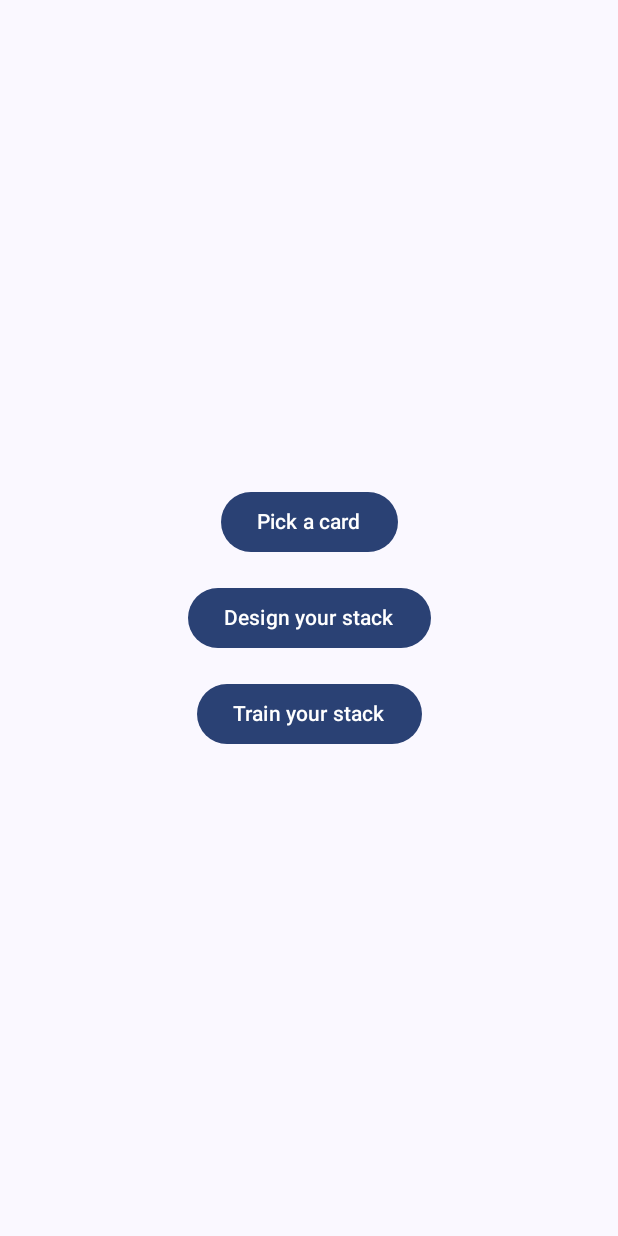
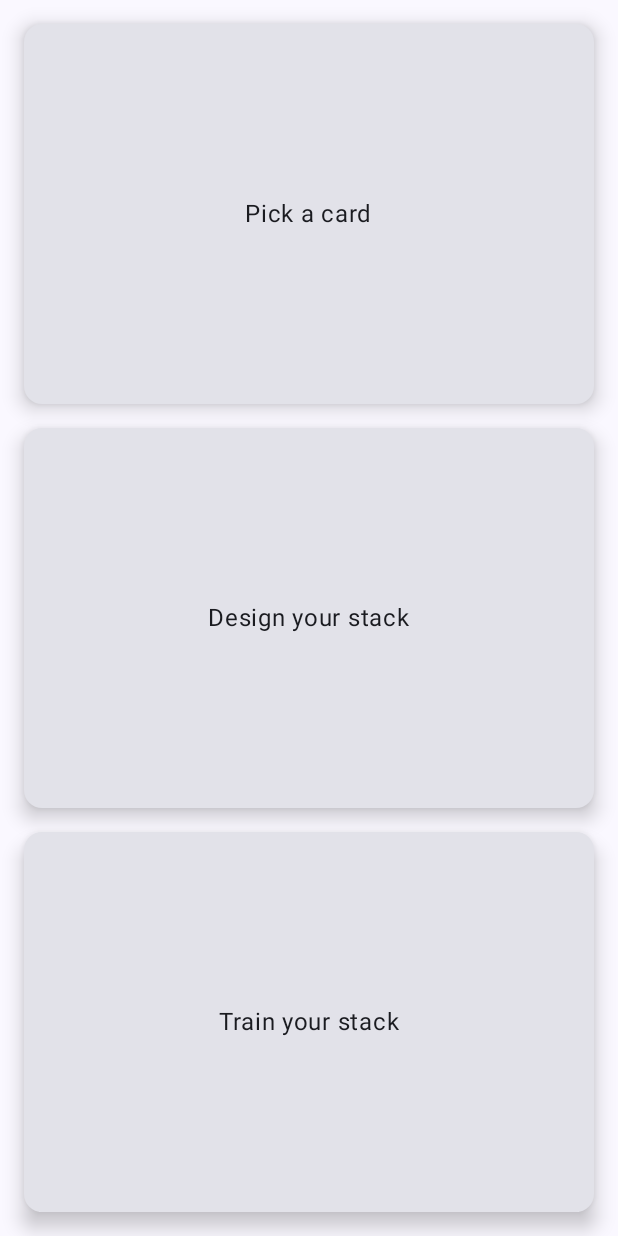
Before and after one commit to eisnan/magikit, an Android app built with Jetpack Compose: the screen it shows after launch (MainActivity), on a phone screen of 412 x 824 dp. Run offline under Robolectric (Android 15) with nearby library versions, the phone set to English and light mode, and no system bars; our stand-ins replace Room's generated code.

Commit message:
Replace buttons with tiles

```diff
--- a/app/src/main/java/com/magikit/MainActivity.kt
+++ b/app/src/main/java/com/magikit/MainActivity.kt
@@ -1,44 +1,24 @@
 package com.magikit
 
-import android.app.Application
 import android.os.Bundle
 import androidx.activity.ComponentActivity
 import androidx.activity.compose.setContent
 import androidx.activity.enableEdgeToEdge
-import androidx.compose.foundation.Image
 import androidx.compose.foundation.clickable
 import androidx.compose.foundation.layout.Arrangement
 import androidx.compose.foundation.layout.Box
 import androidx.compose.foundation.layout.Column
-import androidx.compose.foundation.layout.Row
 import androidx.compose.foundation.layout.fillMaxSize
 import androidx.compose.foundation.layout.fillMaxWidth
 import androidx.compose.foundation.layout.padding
-import androidx.compose.foundation.layout.size
-import androidx.compose.foundation.lazy.grid.GridCells
-import androidx.compose.foundation.lazy.grid.LazyVerticalGrid
-import androidx.compose.foundation.lazy.grid.items
-import androidx.compose.foundation.lazy.grid.itemsIndexed
-import androidx.compose.foundation.lazy.items
-import androidx.compose.material3.Button
-import androidx.compose.material3.DropdownMenu
-import androidx.compose.material3.DropdownMenuItem
+import androidx.compose.material3.Card
 import androidx.compose.material3.Scaffold
 import androidx.compose.material3.Text
 import androidx.compose.runtime.Composable
-import androidx.compose.runtime.LaunchedEffect
-import androidx.compose.runtime.getValue
-import androidx.compose.runtime.mutableStateListOf
-import androidx.compose.runtime.mutableStateOf
 import androidx.compose.runtime.remember
-import androidx.compose.runtime.rememberCoroutineScope
-import androidx.compose.runtime.setValue
 import androidx.compose.ui.Alignment
 import androidx.compose.ui.Modifier
-import androidx.compose.ui.platform.LocalContext
-import androidx.compose.ui.res.painterResource
 import androidx.compose.ui.unit.dp
-import androidx.compose.ui.unit.sp
 import androidx.lifecycle.lifecycleScope
 import androidx.navigation.NavType
 import androidx.navigation.compose.NavHost
@@ -133,26 +113,68 @@ fun MainMenu(
 
     Box(modifier = modifier.fillMaxSize()) {
         Column(
-            modifier = Modifier.align(Alignment.Center),
-            verticalArrangement = Arrangement.Center,
+            modifier = Modifier
+                .align(Alignment.Center)
+                .fillMaxSize()
+                .padding(16.dp),
+            verticalArrangement = Arrangement.spacedBy(16.dp, Alignment.CenterVertically),
             horizontalAlignment = Alignment.CenterHorizontally
         ) {
-            Button(
-                onClick = {
+            // Pick a card tile
+            Card(
+                modifier = Modifier
+                    .weight(1f)
+                    .fillMaxWidth()
+                    .clickable {
                         val card = deck.pickRandomCard()
                         CardSelectionHistory.add(card.code)
                         onPickCard(card.code)
                     },
-                modifier = Modifier.padding(8.dp)
+                elevation = androidx.compose.material3.CardDefaults.cardElevation(8.dp)
+            ) {
+                Box(
+                    modifier = Modifier
+                        .fillMaxSize()
+                        .padding(24.dp),
+                    contentAlignment = Alignment.Center
                 ) {
                     Text("Pick a card")
                 }
-            Button(onClick = { onShowAllCards() }, modifier = Modifier.padding(8.dp)) {
+            }
+            // Design your stack tile
+            Card(
+                modifier = Modifier
+                    .weight(1f)
+                    .fillMaxWidth()
+                    .clickable { onShowAllCards() },
+                elevation = androidx.compose.material3.CardDefaults.cardElevation(8.dp)
+            ) {
+                Box(
+                    modifier = Modifier
+                        .fillMaxSize()
+                        .padding(24.dp),
+                    contentAlignment = Alignment.Center
+                ) {
                     Text("Design your stack")
                 }
-            Button(onClick = { /* TODO */ }, modifier = Modifier.padding(8.dp)) {
+            }
+            // Train your stack tile
+            Card(
+                modifier = Modifier
+                    .weight(1f)
+                    .fillMaxWidth()
+                    .clickable { /* TODO: Implement training action */ },
+                elevation = androidx.compose.material3.CardDefaults.cardElevation(8.dp)
+            ) {
+                Box(
+                    modifier = Modifier
+                        .fillMaxSize()
+                        .padding(24.dp),
+                    contentAlignment = Alignment.Center
+                ) {
                     Text("Train your stack")
                 }
             }
         }
     }
+}
```
Lines whose indentation alone changed are shown as unchanged.
